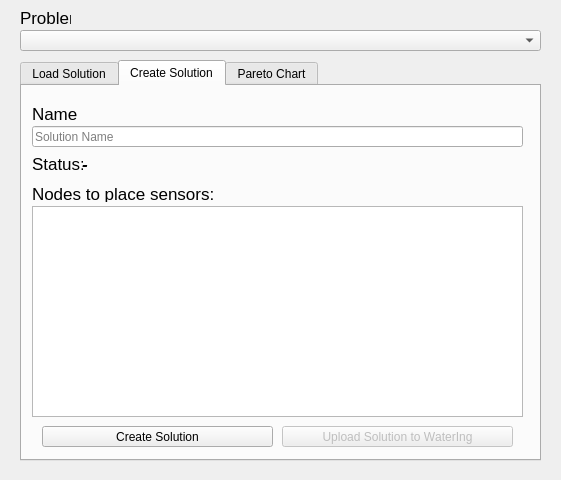
This is ui/watering_optimization_dialog.ui in Ingeniousware/QGISWaterIng as Qt 5 draws it before an edit. The edited form follows.
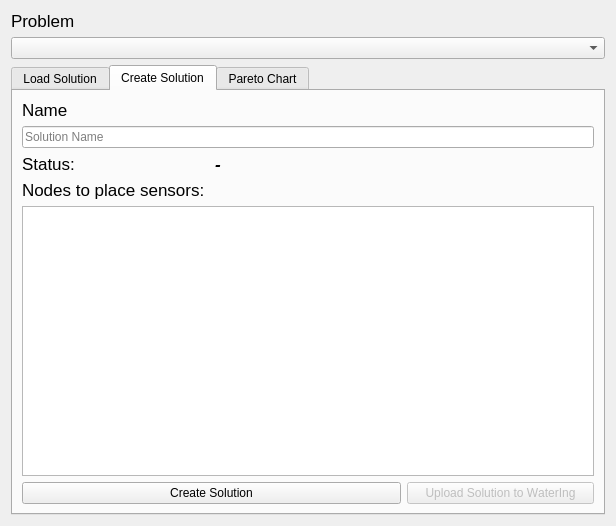
This is the edited form. The open tabs and pages were chosen to show the change.

Commit message: load and optimization dialogs are now responsive

```diff
--- a/ui/watering_optimization_dialog.ui
+++ b/ui/watering_optimization_dialog.ui
@@ -9,8 +9,8 @@
    <rect>
     <x>0</x>
     <y>0</y>
-    <width>561</width>
-    <height>480</height>
+    <width>616</width>
+    <height>526</height>
    </rect>
   </property>
   <property name="sizePolicy">
@@ -28,17 +28,39 @@
   <property name="modal">
    <bool>true</bool>
   </property>
+  <layout class="QVBoxLayout" name="verticalLayout">
+   <item>
+    <widget class="QLabel" name="projectLabel">
+     <property name="enabled">
+      <bool>true</bool>
+     </property>
+     <property name="font">
+      <font>
+       <pointsize>13</pointsize>
+       <weight>50</weight>
+       <bold>false</bold>
+       <kerning>false</kerning>
+      </font>
+     </property>
+     <property name="text">
+      <string>Problem</string>
+     </property>
+    </widget>
+   </item>
+   <item>
+    <widget class="QComboBox" name="problem_box">
+     <property name="sizePolicy">
+      <sizepolicy hsizetype="Expanding" vsizetype="Fixed">
+       <horstretch>0</horstretch>
+       <verstretch>0</verstretch>
+      </sizepolicy>
+     </property>
+    </widget>
+   </item>
+   <item>
   <widget class="QTabWidget" name="container">
-   <property name="geometry">
-    <rect>
-     <x>20</x>
-     <y>60</y>
-     <width>521</width>
-     <height>401</height>
-    </rect>
-   </property>
    <property name="sizePolicy">
-    <sizepolicy hsizetype="Preferred" vsizetype="Preferred">
+      <sizepolicy hsizetype="Expanding" vsizetype="Expanding">
      <horstretch>0</horstretch>
      <verstretch>0</verstretch>
     </sizepolicy>
@@ -49,7 +71,7 @@
     </font>
    </property>
    <property name="currentIndex">
-    <number>1</number>
+      <number>2</number>
    </property>
    <widget class="QWidget" name="loadSolution">
     <property name="autoFillBackground">
@@ -61,90 +83,69 @@
     <attribute name="title">
      <string>Load Solution</string>
     </attribute>
-    <widget class="QTableView" name="tableView">
-     <property name="geometry">
-      <rect>
-       <x>6</x>
-       <y>10</y>
-       <width>501</width>
-       <height>321</height>
-      </rect>
-     </property>
-    </widget>
+      <layout class="QGridLayout" name="gridLayout_3">
+       <item row="0" column="0" colspan="3">
+        <widget class="QTableView" name="tableView"/>
+       </item>
+       <item row="1" column="0">
     <widget class="QPushButton" name="BtLoadSolution">
-     <property name="geometry">
-      <rect>
-       <x>10</x>
-       <y>340</y>
-       <width>151</width>
-       <height>21</height>
-      </rect>
-     </property>
      <property name="text">
       <string>Load Solution</string>
      </property>
     </widget>
-    <widget class="QPushButton" name="BtRefreshTable">
-     <property name="geometry">
-      <rect>
-       <x>350</x>
-       <y>340</y>
-       <width>161</width>
-       <height>21</height>
-      </rect>
-     </property>
-     <property name="text">
-      <string>Refresh Table</string>
-     </property>
-    </widget>
+       </item>
+       <item row="1" column="1">
     <widget class="QPushButton" name="BtDeleteSolution">
-     <property name="geometry">
-      <rect>
-       <x>180</x>
-       <y>340</y>
-       <width>151</width>
-       <height>21</height>
-      </rect>
-     </property>
      <property name="text">
       <string>Delete Solution</string>
      </property>
     </widget>
+       </item>
+       <item row="1" column="2">
+        <widget class="QPushButton" name="BtRefreshTable">
+         <property name="text">
+          <string>Refresh Table</string>
+         </property>
+        </widget>
+       </item>
+      </layout>
    </widget>
    <widget class="QWidget" name="createSolutiom">
     <attribute name="title">
      <string>Create Solution</string>
     </attribute>
-    <widget class="QPushButton" name="BtUploadSolution">
+      <layout class="QGridLayout" name="gridLayout_2">
+       <item row="0" column="0" colspan="2">
+        <widget class="QLabel" name="projectLabel_2">
      <property name="enabled">
-      <bool>false</bool>
-     </property>
-     <property name="geometry">
-      <rect>
-       <x>260</x>
-       <y>340</y>
-       <width>231</width>
-       <height>21</height>
-      </rect>
+          <bool>true</bool>
+         </property>
+         <property name="sizePolicy">
+          <sizepolicy hsizetype="Minimum" vsizetype="Fixed">
+           <horstretch>0</horstretch>
+           <verstretch>0</verstretch>
+          </sizepolicy>
+         </property>
+         <property name="font">
+          <font>
+           <pointsize>13</pointsize>
+           <weight>50</weight>
+           <bold>false</bold>
+           <kerning>false</kerning>
+          </font>
      </property>
      <property name="text">
-      <string>Upload Solution to WaterIng</string>
-     </property>
-    </widget>
+          <string>Name</string>
+         </property>
+        </widget>
+       </item>
+       <item row="1" column="0" colspan="3">
     <widget class="QLineEdit" name="newSolutionInputName">
      <property name="enabled">
       <bool>true</bool>
      </property>
-     <property name="geometry">
-      <rect>
-       <x>10</x>
-       <y>40</y>
-       <width>491</width>
-       <height>21</height>
-      </rect>
-     </property>
      <property name="sizePolicy">
-      <sizepolicy hsizetype="Preferred" vsizetype="Preferred">
+          <sizepolicy hsizetype="Minimum" vsizetype="Minimum">
        <horstretch>20</horstretch>
        <verstretch>0</verstretch>
       </sizepolicy>
@@ -156,41 +157,17 @@
       <string>Solution Name</string>
      </property>
     </widget>
-    <widget class="QLabel" name="projectLabel_2">
-     <property name="enabled">
-      <bool>true</bool>
-     </property>
-     <property name="geometry">
-      <rect>
-       <x>10</x>
-       <y>20</y>
-       <width>121</width>
-       <height>16</height>
-      </rect>
-     </property>
-     <property name="font">
-      <font>
-       <pointsize>13</pointsize>
-       <weight>50</weight>
-       <bold>false</bold>
-       <kerning>false</kerning>
-      </font>
-     </property>
-     <property name="text">
-      <string>Name</string>
-     </property>
-    </widget>
+       </item>
+       <item row="2" column="0">
     <widget class="QLabel" name="projectLabel_3">
      <property name="enabled">
       <bool>true</bool>
      </property>
-     <property name="geometry">
-      <rect>
-       <x>10</x>
-       <y>70</y>
-       <width>51</width>
-       <height>16</height>
-      </rect>
+         <property name="sizePolicy">
+          <sizepolicy hsizetype="Minimum" vsizetype="Fixed">
+           <horstretch>0</horstretch>
+           <verstretch>0</verstretch>
+          </sizepolicy>
      </property>
      <property name="font">
       <font>
@@ -204,51 +181,17 @@
       <string>Status:</string>
      </property>
     </widget>
-    <widget class="QLabel" name="projectLabel_4">
-     <property name="enabled">
-      <bool>true</bool>
-     </property>
-     <property name="geometry">
-      <rect>
-       <x>10</x>
-       <y>100</y>
-       <width>251</width>
-       <height>16</height>
-      </rect>
-     </property>
-     <property name="font">
-      <font>
-       <pointsize>13</pointsize>
-       <weight>50</weight>
-       <bold>false</bold>
-       <kerning>false</kerning>
-      </font>
-     </property>
-     <property name="text">
-      <string>Nodes to place sensors:</string>
-     </property>
-    </widget>
-    <widget class="QTableView" name="sensors_table">
-     <property name="geometry">
-      <rect>
-       <x>10</x>
-       <y>120</y>
-       <width>491</width>
-       <height>211</height>
-      </rect>
-     </property>
-    </widget>
+       </item>
+       <item row="2" column="1">
     <widget class="QLabel" name="statusText">
      <property name="enabled">
       <bool>true</bool>
      </property>
-     <property name="geometry">
-      <rect>
-       <x>60</x>
-       <y>70</y>
-       <width>81</width>
-       <height>16</height>
-      </rect>
+         <property name="sizePolicy">
+          <sizepolicy hsizetype="Minimum" vsizetype="Fixed">
+           <horstretch>0</horstretch>
+           <verstretch>0</verstretch>
+          </sizepolicy>
      </property>
      <property name="font">
       <font>
@@ -263,58 +206,96 @@
       <string>-</string>
      </property>
     </widget>
+       </item>
+       <item row="4" column="0" colspan="3">
+        <widget class="QTableView" name="sensors_table"/>
+       </item>
+       <item row="5" column="0" colspan="2">
     <widget class="QPushButton" name="BtCreateSolution">
-     <property name="geometry">
-      <rect>
-       <x>20</x>
-       <y>340</y>
-       <width>231</width>
-       <height>21</height>
-      </rect>
+         <property name="sizePolicy">
+          <sizepolicy hsizetype="Minimum" vsizetype="Fixed">
+           <horstretch>0</horstretch>
+           <verstretch>0</verstretch>
+          </sizepolicy>
      </property>
      <property name="text">
       <string>Create Solution</string>
      </property>
     </widget>
+       </item>
+       <item row="5" column="2">
+        <widget class="QPushButton" name="BtUploadSolution">
+         <property name="enabled">
+          <bool>false</bool>
+         </property>
+         <property name="sizePolicy">
+          <sizepolicy hsizetype="Minimum" vsizetype="Fixed">
+           <horstretch>0</horstretch>
+           <verstretch>0</verstretch>
+          </sizepolicy>
+         </property>
+         <property name="text">
+          <string>Upload Solution to WaterIng</string>
+         </property>
+        </widget>
+       </item>
+       <item row="3" column="0" colspan="2">
+        <widget class="QLabel" name="projectLabel_4">
+         <property name="enabled">
+          <bool>true</bool>
+         </property>
+         <property name="sizePolicy">
+          <sizepolicy hsizetype="Minimum" vsizetype="Fixed">
+           <horstretch>0</horstretch>
+           <verstretch>0</verstretch>
+          </sizepolicy>
+         </property>
+         <property name="font">
+          <font>
+           <pointsize>13</pointsize>
+           <weight>50</weight>
+           <bold>false</bold>
+           <kerning>false</kerning>
+          </font>
+         </property>
+         <property name="text">
+          <string>Nodes to place sensors:</string>
+         </property>
+        </widget>
+       </item>
+      </layout>
    </widget>
    <widget class="QWidget" name="tab">
     <attribute name="title">
      <string>Pareto Chart</string>
     </attribute>
-    <widget class="QPushButton" name="BtLoadPareto">
-     <property name="geometry">
-      <rect>
-       <x>10</x>
-       <y>330</y>
-       <width>491</width>
-       <height>21</height>
-      </rect>
+      <layout class="QGridLayout" name="gridLayout_4">
+       <item row="4" column="0">
+        <widget class="QCheckBox" name="label_checkBox">
+         <property name="sizePolicy">
+          <sizepolicy hsizetype="Expanding" vsizetype="Fixed">
+           <horstretch>0</horstretch>
+           <verstretch>0</verstretch>
+          </sizepolicy>
      </property>
      <property name="text">
-      <string>Load Pareto Chart for Selected Problem</string>
-     </property>
-    </widget>
-    <widget class="QComboBox" name="x_box">
-     <property name="geometry">
-      <rect>
-       <x>10</x>
-       <y>30</y>
-       <width>491</width>
-       <height>21</height>
-      </rect>
-     </property>
-    </widget>
+          <string>Show Labels</string>
+         </property>
+         <property name="checked">
+          <bool>true</bool>
+         </property>
+        </widget>
+       </item>
+       <item row="0" column="0">
     <widget class="QLabel" name="projectLabel_5">
      <property name="enabled">
       <bool>true</bool>
      </property>
-     <property name="geometry">
-      <rect>
-       <x>10</x>
-       <y>10</y>
-       <width>51</width>
-       <height>16</height>
-      </rect>
+         <property name="sizePolicy">
+          <sizepolicy hsizetype="Expanding" vsizetype="Fixed">
+           <horstretch>0</horstretch>
+           <verstretch>0</verstretch>
+          </sizepolicy>
      </property>
      <property name="font">
       <font>
@@ -328,27 +309,17 @@
       <string>X Axis</string>
      </property>
     </widget>
-    <widget class="QComboBox" name="y_box">
-     <property name="geometry">
-      <rect>
-       <x>10</x>
-       <y>90</y>
-       <width>491</width>
-       <height>21</height>
-      </rect>
-     </property>
-    </widget>
+       </item>
+       <item row="2" column="0">
     <widget class="QLabel" name="projectLabel_6">
      <property name="enabled">
       <bool>true</bool>
      </property>
-     <property name="geometry">
-      <rect>
-       <x>10</x>
-       <y>70</y>
-       <width>51</width>
-       <height>16</height>
-      </rect>
+         <property name="sizePolicy">
+          <sizepolicy hsizetype="Preferred" vsizetype="Fixed">
+           <horstretch>0</horstretch>
+           <verstretch>0</verstretch>
+          </sizepolicy>
      </property>
      <property name="font">
       <font>
@@ -362,69 +333,44 @@
       <string>Y Axis</string>
      </property>
     </widget>
-    <widget class="QCheckBox" name="label_checkBox">
-     <property name="geometry">
-      <rect>
-       <x>10</x>
-       <y>120</y>
-       <width>181</width>
-       <height>20</height>
-      </rect>
+       </item>
+       <item row="3" column="0">
+        <widget class="QComboBox" name="y_box"/>
+       </item>
+       <item row="6" column="0">
+        <widget class="QPushButton" name="BtLoadPareto">
+         <property name="sizePolicy">
+          <sizepolicy hsizetype="Expanding" vsizetype="Fixed">
+           <horstretch>0</horstretch>
+           <verstretch>0</verstretch>
+          </sizepolicy>
      </property>
      <property name="text">
-      <string>Show Labels</string>
-     </property>
-     <property name="checked">
-      <bool>true</bool>
-     </property>
-    </widget>
-   </widget>
-  </widget>
-  <widget class="QLabel" name="projectLabel">
-   <property name="enabled">
-    <bool>true</bool>
-   </property>
-   <property name="geometry">
-    <rect>
-     <x>20</x>
-     <y>10</y>
-     <width>51</width>
-     <height>16</height>
-    </rect>
-   </property>
-   <property name="font">
-    <font>
-     <pointsize>13</pointsize>
-     <weight>50</weight>
-     <bold>false</bold>
-     <kerning>false</kerning>
-    </font>
-   </property>
-   <property name="text">
-    <string>Problem</string>
-   </property>
-  </widget>
-  <widget class="QComboBox" name="problem_box">
-   <property name="geometry">
-    <rect>
-     <x>20</x>
-     <y>30</y>
-     <width>521</width>
-     <height>21</height>
-    </rect>
-   </property>
-  </widget>
-  <widget class="QWidget" name="horizontalWidget" native="true">
-   <property name="geometry">
-    <rect>
-     <x>10</x>
-     <y>10</y>
-     <width>2</width>
-     <height>2</height>
-    </rect>
-   </property>
-   <layout class="QHBoxLayout" name="horizontalLayout"/>
-  </widget>
+          <string>Load Pareto Chart for Selected Problem</string>
+         </property>
+        </widget>
+       </item>
+       <item row="1" column="0">
+        <widget class="QComboBox" name="x_box"/>
+       </item>
+       <item row="5" column="0">
+        <spacer name="verticalSpacer">
+         <property name="orientation">
+          <enum>Qt::Vertical</enum>
+         </property>
+         <property name="sizeHint" stdset="0">
+          <size>
+           <width>20</width>
+           <height>40</height>
+          </size>
+         </property>
+        </spacer>
+       </item>
+      </layout>
+     </widget>
+    </widget>
+   </item>
+  </layout>
  </widget>
  <resources/>
  <connections/>
```
Lines whose indentation alone changed are shown as unchanged. The commit also changes 1 other file.
